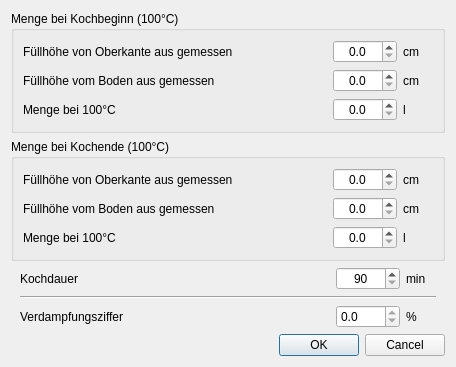
First picture: the form in kleiner-brauhelfer/dialogs/dlgverdampfung.ui, repository kleiner-brauhelfer/kleiner-brauhelfer-2, before the edit.
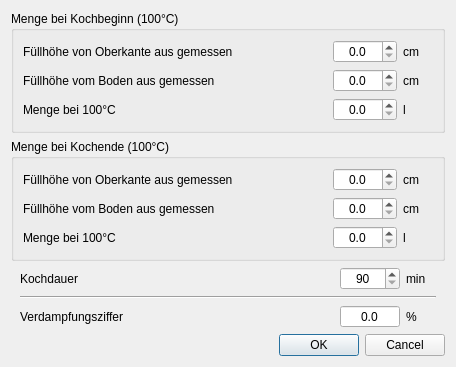
Second picture: the form after the edit. Custom widgets are drawn as their Qt base class.

What changed in the file:
```diff
--- a/kleiner-brauhelfer/dialogs/dlgverdampfung.ui
+++ b/kleiner-brauhelfer/dialogs/dlgverdampfung.ui
@@ -380,9 +380,15 @@
          <height>0</height>
         </size>
        </property>
+       <property name="alignment">
+        <set>Qt::AlignCenter</set>
+       </property>
        <property name="readOnly">
         <bool>true</bool>
        </property>
+       <property name="buttonSymbols">
+        <enum>QAbstractSpinBox::NoButtons</enum>
+       </property>
        <property name="decimals">
         <number>1</number>
        </property>
```
